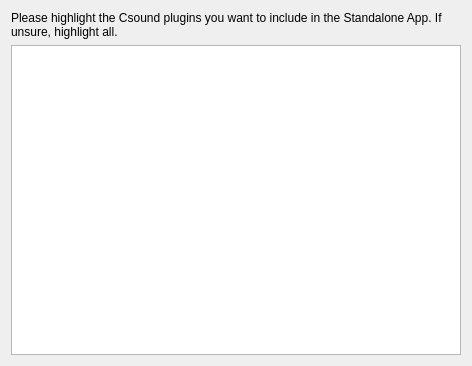
This is src/pluginspage.ui in CsoundQt/CsoundQt as Qt 5 draws it before an edit. The edited form follows.
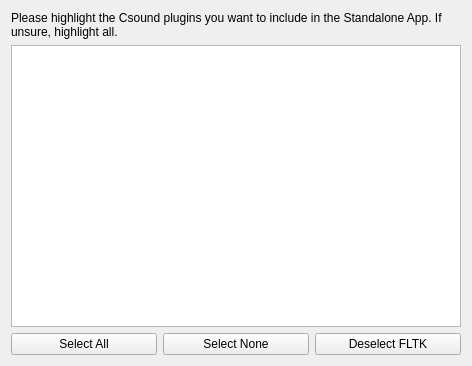
This is the edited form.

Diff of the .ui file:
```diff
--- a/src/pluginspage.ui
+++ b/src/pluginspage.ui
@@ -31,6 +31,31 @@
      </property>
     </widget>
    </item>
+   <item>
+    <layout class="QHBoxLayout" name="horizontalLayout">
+     <item>
+      <widget class="QPushButton" name="selectAllButton">
+       <property name="text">
+        <string>Select All</string>
+       </property>
+      </widget>
+     </item>
+     <item>
+      <widget class="QPushButton" name="selectNoneButton">
+       <property name="text">
+        <string>Select None</string>
+       </property>
+      </widget>
+     </item>
+     <item>
+      <widget class="QPushButton" name="deselectFltkButton">
+       <property name="text">
+        <string>Deselect FLTK</string>
+       </property>
+      </widget>
+     </item>
+    </layout>
+   </item>
   </layout>
  </widget>
  <resources/>
```
